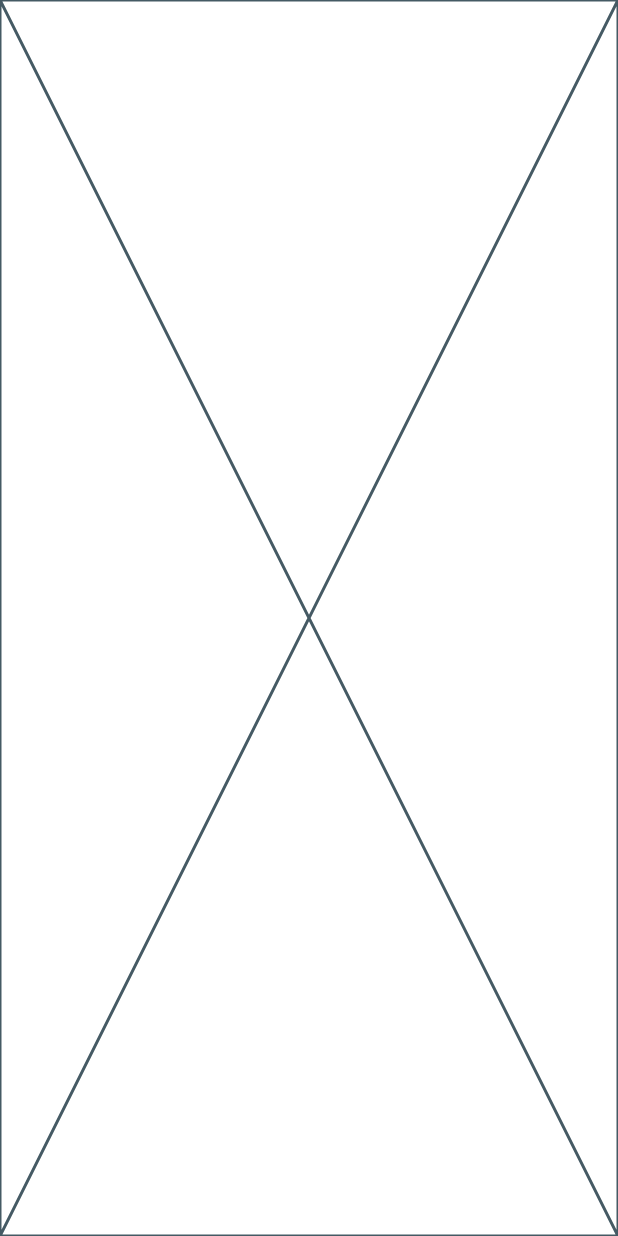
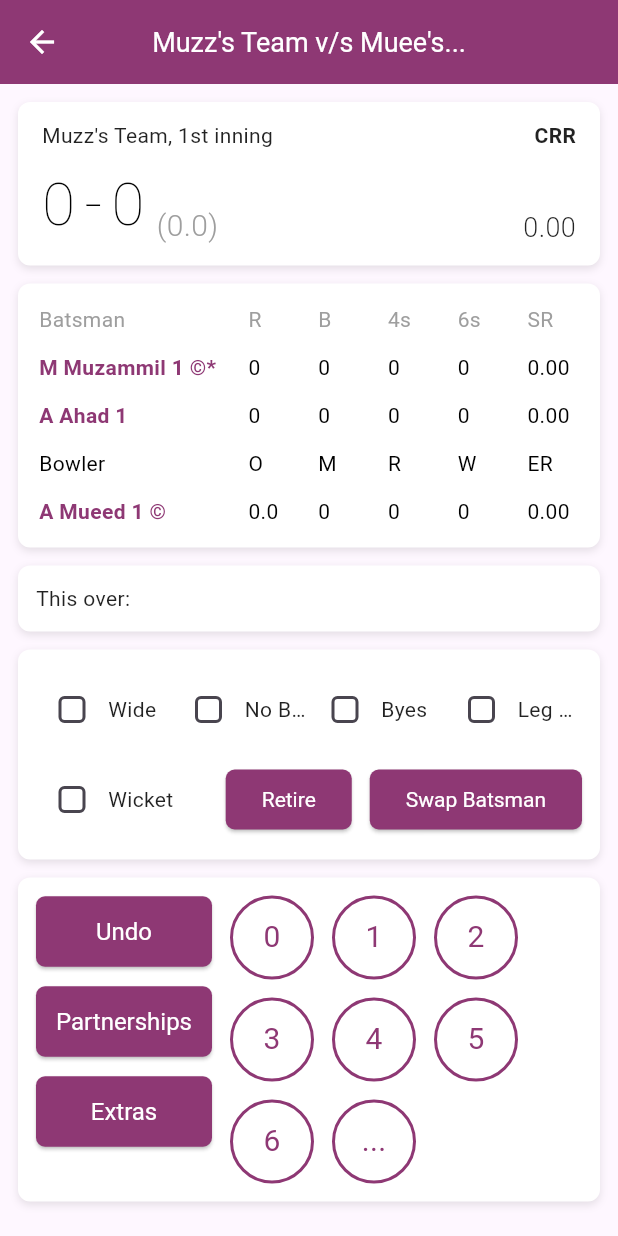
Before and after one commit to ItsAmaan09/cricket_scorer_app, a Flutter app: the screen it shows after launch, after a tap on "Create New Match", on a phone screen of 412 x 824 dp. Run offline on Flutter 3.47's test engine with Material 3 defaults, Android fonts, the phone set to English and light mode, and no system bars.

Commit message:
update chnage

```diff
--- a/lib/screens/home_screen.dart
+++ b/lib/screens/home_screen.dart
@@ -1,5 +1,6 @@
 import 'package:cricket_scorer/screens/create_match_screen.dart';
 import 'package:cricket_scorer/screens/match_list_screen.dart';
+import 'package:cricket_scorer/screens/scoring_screen.dart';
 import 'package:flutter/material.dart';
 
 class HomeScreen extends StatelessWidget {
@@ -24,7 +25,7 @@ class HomeScreen extends StatelessWidget {
               onPressed: () {
                 Navigator.push(
                   context,
-                  MaterialPageRoute(builder: (_) => CreateMatchScreen()),
+                  MaterialPageRoute(builder: (_) =>  ScoringScreen()), //CreateMatchScreen()),
                 );
               },
               style: ElevatedButton.styleFrom(minimumSize: Size.fromHeight(50), backgroundColor: const Color.fromARGB(255, 24, 46, 243)),
--- a/lib/screens/scoring_screen.dart
+++ b/lib/screens/scoring_screen.dart
@@ -0,0 +1,497 @@
+import 'package:flutter/material.dart';
+
+class ScoringScreen extends StatefulWidget {
+  const ScoringScreen({super.key});
+  @override
+  State createState() => _ScoringScreenState();
+}
+
+class _ScoringScreenState extends State {
+  bool wide = false;
+  bool noBall = false;
+  bool byes = false;
+  bool legByes = false;
+  bool wicket = false;
+  @override
+  Widget build(BuildContext context) {
+    final green = const Color(0xFF2F6D2F);
+    return Scaffold(
+      appBar: AppBar(
+        backgroundColor: Color.fromARGB(255, 142, 56, 116),
+        elevation: 0,
+        leading: IconButton(
+          icon: const Icon(Icons.arrow_back, color: Colors.white,),
+          onPressed: () {},
+        ),
+        title: const Text(
+          "Muzz's Team v/s Muee's...",
+          style: TextStyle(fontWeight: FontWeight.w400, fontSize: 18, color: Colors.white),
+          overflow: TextOverflow.ellipsis,
+        ),
+        centerTitle: true,
+        actions: [
+          // IconButton(icon: const Icon(Icons.check), onPressed: () {}),
+          // Container(
+          //   margin: const EdgeInsets.only(right: 12),
+          //   width: 32,
+          //   height: 32,
+          //   decoration: BoxDecoration(
+          //     color: Colors.white,
+          //     borderRadius: BorderRadius.circular(16),
+          //   ),
+          //   alignment: Alignment.center,
+          //   child: const Text(
+          //     '1:3',
+          //     style: TextStyle(
+          //       color: Color(0xFF2F6D2F),
+          //       fontWeight: FontWeight.w700,
+          //       fontSize: 12,
+          //     ),
+          //   ),
+          // ),
+        ],
+      ),
+      body: SingleChildScrollView(
+        padding: const EdgeInsets.symmetric(horizontal: 12, vertical: 12),
+        child: Column(
+          children: [
+            Container(
+              decoration: BoxDecoration(
+                color: Colors.white,
+                borderRadius: BorderRadius.circular(8),
+                boxShadow: const [
+                  BoxShadow(
+                    color: Color(0x1A000000),
+                    blurRadius: 4,
+                    offset: Offset(0, 2),
+                  ),
+                ],
+              ),
+              padding: const EdgeInsets.symmetric(horizontal: 16, vertical: 12),
+              margin: const EdgeInsets.only(bottom: 12),
+              child: Column(
+                children: [
+                  Row(
+                    mainAxisAlignment: MainAxisAlignment.spaceBetween,
+                    children: const [
+                      Text(
+                        "Muzz's Team, 1st inning",
+                        style: TextStyle(
+                          fontSize: 14,
+                          color: Colors.black87,
+                          fontWeight: FontWeight.w400,
+                        ),
+                      ),
+                      Text(
+                        "CRR",
+                        style: TextStyle(
+                          fontSize: 14,
+                          color: Colors.black87,
+                          fontWeight: FontWeight.w600,
+                        ),
+                      ),
+                    ],
+                  ),
+                  const SizedBox(height: 8),
+                  Row(
+                    mainAxisAlignment: MainAxisAlignment.spaceBetween,
+                    crossAxisAlignment: CrossAxisAlignment.end,
+                    children: [
+                      Row(
+                        crossAxisAlignment: CrossAxisAlignment.end,
+                        children: const [
+                          Text(
+                            '0',
+                            style: TextStyle(
+                              fontSize: 40,
+                              fontWeight: FontWeight.w200,
+                              color: Colors.black,
+                            ),
+                          ),
+                          SizedBox(width: 6),
+                          Text(
+                            '-',
+                            style: TextStyle(
+                              fontSize: 40,
+                              fontWeight: FontWeight.w200,
+                              color: Colors.black,
+                            ),
+                          ),
+                          SizedBox(width: 6),
+                          Text(
+                            '0',
+                            style: TextStyle(
+                              fontSize: 40,
+                              fontWeight: FontWeight.w200,
+                              color: Colors.black,
+                            ),
+                          ),
+                          SizedBox(width: 8),
+                          Text(
+                            '(0.0)',
+                            style: TextStyle(
+                              fontSize: 20,
+                              fontWeight: FontWeight.w300,
+                              color: Colors.grey,
+                            ),
+                          ),
+                        ],
+                      ),
+                      const Text(
+                        '0.00',
+                        style: TextStyle(
+                          fontSize: 18,
+                          fontWeight: FontWeight.w300,
+                          color: Colors.black87,
+                        ),
+                      ),
+                    ],
+                  ),
+                ],
+              ),
+            ),
+            Container(
+              decoration: BoxDecoration(
+                color: Colors.white,
+                borderRadius: BorderRadius.circular(8),
+                boxShadow: const [
+                  BoxShadow(
+                    color: Color(0x1A000000),
+                    blurRadius: 4,
+                    offset: Offset(0, 2),
+                  ),
+                ],
+              ),
+              margin: const EdgeInsets.only(bottom: 12),
+              padding: const EdgeInsets.symmetric(horizontal: 8, vertical: 8),
+              child: Table(
+                columnWidths: const {
+                  0: FlexColumnWidth(3),
+                  1: FlexColumnWidth(1),
+                  2: FlexColumnWidth(1),
+                  3: FlexColumnWidth(1),
+                  4: FlexColumnWidth(1),
+                  5: FlexColumnWidth(1),
+                },
+                defaultVerticalAlignment: TableCellVerticalAlignment.middle,
+                children: [
+                  TableRow(
+                    decoration: const BoxDecoration(),
+                    children: [
+                      tableCell('Batsman', isHeader: true),
+                      tableCell('R', isHeader: true),
+                      tableCell('B', isHeader: true),
+                      tableCell('4s', isHeader: true),
+                      tableCell('6s', isHeader: true),
+                      tableCell('SR', isHeader: true),
+                    ],
+                  ),
+                  TableRow(
+                    children: [
+                      tableCell(
+                        'M Muzammil 1 ©*',
+                        textColor: Color.fromARGB(255, 142, 56, 116),
+                        fontWeight: FontWeight.w600,
+                      ),
+                      tableCell('0'),
+                      tableCell('0'),
+                      tableCell('0'),
+                      tableCell('0'),
+                      tableCell('0.00'),
+                    ],
+                  ),
+                  TableRow(
+                    children: [
+                      tableCell(
+                        'A Ahad 1',
+                        textColor: Color.fromARGB(255, 142, 56, 116),
+                        fontWeight: FontWeight.w600,
+                      ),
+                      tableCell('0'),
+                      tableCell('0'),
+                      tableCell('0'),
+                      tableCell('0'),
+                      tableCell('0.00'),
+                    ],
+                  ),
+                  TableRow(
+                    children: [
+                      tableCell('Bowler'),
+                      tableCell('O'),
+                      tableCell('M'),
+                      tableCell('R'),
+                      tableCell('W'),
+                      tableCell('ER'),
+                    ],
+                  ),
+                  TableRow(
+                    children: [
+                      tableCell(
+                        'A Mueed 1 ©',
+                        textColor: Color.fromARGB(255, 142, 56, 116),
+                        fontWeight: FontWeight.w600,
+                      ),
+                      tableCell('0.0'),
+                      tableCell('0'),
+                      tableCell('0'),
+                      tableCell('0'),
+                      tableCell('0.00'),
+                    ],
+                  ),
+                ],
+              ),
+            ),
+            Container(
+              width: double.infinity,
+              decoration: BoxDecoration(
+                color: Colors.white,
+                borderRadius: BorderRadius.circular(8),
+                boxShadow: const [
+                  BoxShadow(
+                    color: Color(0x1A000000),
+                    blurRadius: 4,
+                    offset: Offset(0, 2),
+                  ),
+                ],
+              ),
+              padding: const EdgeInsets.symmetric(horizontal: 12, vertical: 12),
+              margin: const EdgeInsets.only(bottom: 12),
+              child: const Text(
+                'This over:',
+                style: TextStyle(
+                  fontSize: 14,
+                  fontWeight: FontWeight.w400,
+                  color: Colors.black87,
+                ),
+              ),
+            ),
+            Container(
+              decoration: BoxDecoration(
+                color: Colors.white,
+                borderRadius: BorderRadius.circular(8),
+                boxShadow: const [
+                  BoxShadow(
+                    color: Color(0x1A000000),
+                    blurRadius: 4,
+                    offset: Offset(0, 2),
+                  ),
+                ],
+              ),
+              padding: const EdgeInsets.symmetric(horizontal: 12, vertical: 16),
+              margin: const EdgeInsets.only(bottom: 12),
+              child: Column(
+                children: [
+                  Row(
+                    mainAxisAlignment: MainAxisAlignment.spaceBetween,
+                    children: [
+                      checkboxWithLabel('Wide', wide, (val) {
+                        setState(() {
+                          wide = val ?? false;
+                        });
+                      }),
+                      checkboxWithLabel('No Ball', noBall, (val) {
+                        setState(() {
+                          noBall = val ?? false;
+                        });
+                      }),
+                      checkboxWithLabel('Byes', byes, (val) {
+                        setState(() {
+                          byes = val ?? false;
+                        });
+                      }),
+                      checkboxWithLabel('Leg Byes', legByes, (val) {
+                        setState(() {
+                          legByes = val ?? false;
+                        });
+                      }),
+                    ],
+                  ),
+                  const SizedBox(height: 12),
+                  Row(
+                    children: [
+                      checkboxWithLabel('Wicket', wicket, (val) {
+                        setState(() {
+                          wicket = val ?? false;
+                        });
+                      }),
+                      const SizedBox(width: 16),
+                      ElevatedButton(
+                        onPressed: () {},
+                        style: ElevatedButton.styleFrom(
+                          backgroundColor: Color.fromARGB(255, 142, 56, 116),
+                          shape: RoundedRectangleBorder(
+                            borderRadius: BorderRadius.circular(6),
+                          ),
+                          padding: const EdgeInsets.symmetric(
+                            horizontal: 24,
+                            vertical: 12,
+                          ),
+                          textStyle: const TextStyle(
+                            fontSize: 14,
+                            fontWeight: FontWeight.w400,
+                          ),
+                        ),
+                        child: const Text('Retire', style: TextStyle(color: Colors.white),),
+                      ),
+                      const SizedBox(width: 12),
+                      ElevatedButton(
+                        onPressed: () {},
+                        style: ElevatedButton.styleFrom(
+                          backgroundColor: Color.fromARGB(255, 142, 56, 116),
+                          shape: RoundedRectangleBorder(
+                            borderRadius: BorderRadius.circular(6),
+                          ),
+                          padding: const EdgeInsets.symmetric(
+                            horizontal: 24,
+                            vertical: 12,
+                          ),
+                          textStyle: const TextStyle(
+                            fontSize: 14,
+                            fontWeight: FontWeight.w400,
+                          ),
+                        ),
+                        child: const Text('Swap Batsman', style: TextStyle(color: Colors.white)),
+                      ),
+                    ],
+                  ),
+                ],
+              ),
+            ),
+            Container(
+              decoration: BoxDecoration(
+                color: Colors.white,
+                borderRadius: BorderRadius.circular(8),
+                boxShadow: const [
+                  BoxShadow(
+                    color: Color(0x1A000000),
+                    blurRadius: 4,
+                    offset: Offset(0, 2),
+                  ),
+                ],
+              ),
+              padding: const EdgeInsets.all(12),
+              child: Row(
+                crossAxisAlignment: CrossAxisAlignment.start,
+                children: [
+                  Expanded(
+                    flex: 1,
+                    child: Column(
+                      children: [
+                        greenButton('Undo', green),
+                        const SizedBox(height: 12),
+                        greenButton('Partnerships', green),
+                        const SizedBox(height: 12),
+                        greenButton('Extras', green),
+                      ],
+                    ),
+                  ),
+                  const SizedBox(width: 12),
+                  Expanded(
+                    flex: 2,
+                    child: Wrap(
+                      spacing: 12,
+                      runSpacing: 12,
+                      children: [
+                        numberCircle('0', green),
+                        numberCircle('1', green),
+                        numberCircle('2', green),
+                        numberCircle('3', green),
+                        numberCircle('4', green),
+                        numberCircle('5', green),
+                        numberCircle('6', green),
+                        numberCircle('...', green),
+                      ],
+                    ),
+                  ),
+                ],
+              ),
+            ),
+          ],
+        ),
+      ),
+    );
+  }
+
+  Widget tableCell(
+    String text, {
+    bool isHeader = false,
+    Color textColor = Colors.black,
+    FontWeight fontWeight = FontWeight.w400,
+  }) {
+    return Padding(
+      padding: const EdgeInsets.symmetric(vertical: 6, horizontal: 6),
+      child: Text(
+        text,
+        style: TextStyle(
+          fontSize: 14,
+          fontWeight: isHeader ? FontWeight.w400 : fontWeight,
+          color: isHeader ? Colors.grey : textColor,
+        ),
+      ),
+    );
+  }
+
+  Widget checkboxWithLabel(String label, bool value, ValueChanged onChanged) {
+    return Expanded(
+      child: Row(
+        children: [
+          Checkbox(
+            value: value,
+            onChanged: onChanged,
+            shape: RoundedRectangleBorder(
+              borderRadius: BorderRadius.circular(4),
+            ),
+            activeColor: const Color.fromARGB(255, 142, 56, 116),
+          ),
+          Flexible(
+            child: Text(
+              label,
+              style: const TextStyle(
+                fontSize: 14,
+                fontWeight: FontWeight.w400,
+                color: Colors.black87,
+              ),
+              overflow: TextOverflow.ellipsis,
+            ),
+          ),
+        ],
+      ),
+    );
+  }
+
+  Widget greenButton(String text, Color green) {
+    return SizedBox(
+      width: double.infinity,
+      child: ElevatedButton(
+        onPressed: () {},
+        style: ElevatedButton.styleFrom(
+          backgroundColor: Color.fromARGB(255, 142, 56, 116),
+          shape: RoundedRectangleBorder(borderRadius: BorderRadius.circular(6)),
+          padding: const EdgeInsets.symmetric(vertical: 14),
+          textStyle: const TextStyle(fontSize: 16, fontWeight: FontWeight.w400),
+        ),
+        child: Text(text, style: TextStyle(color: Colors.white)),
+      ),
+    );
+  }
+
+  Widget numberCircle(String text, Color green) {
+    return Container(
+      width: 56,
+      height: 56,
+      decoration: BoxDecoration(
+        border: Border.all(color: Color.fromARGB(255, 142, 56, 116), width: 2),
+        borderRadius: BorderRadius.circular(28),
+      ),
+      alignment: Alignment.center,
+      child: Text(
+        text,
+        style: TextStyle(
+          color: Color.fromARGB(255, 142, 56, 116),
+          fontSize: 20,
+          fontWeight: FontWeight.w400,
+        ),
+      ),
+    );
+  }
+}
```
